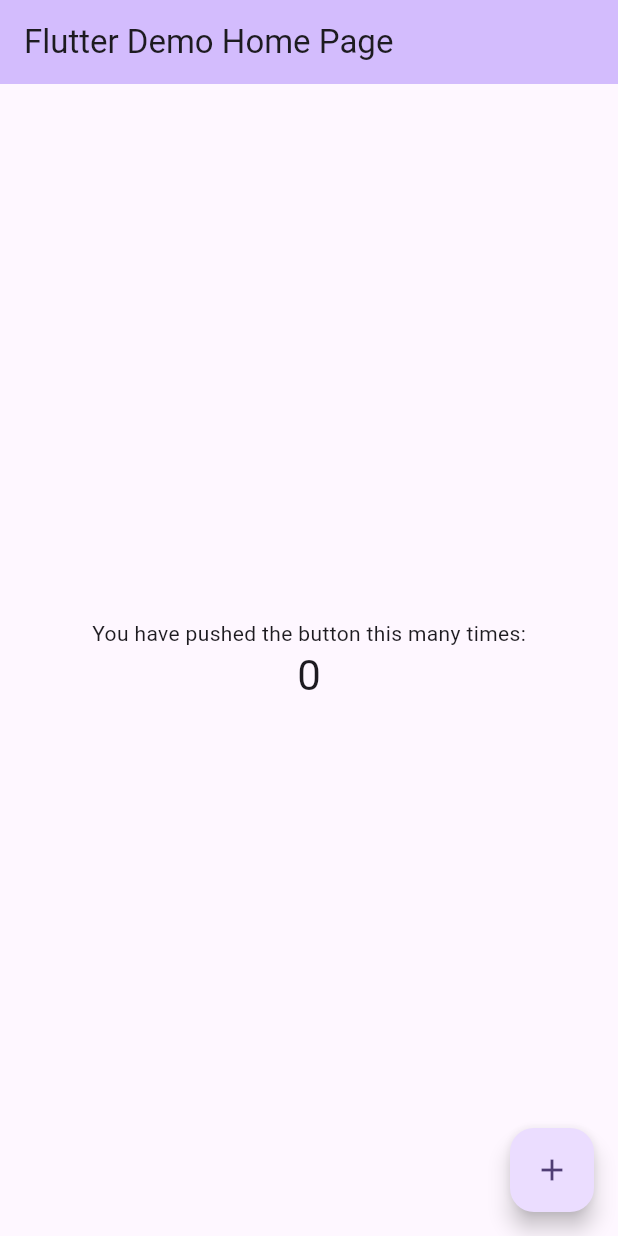
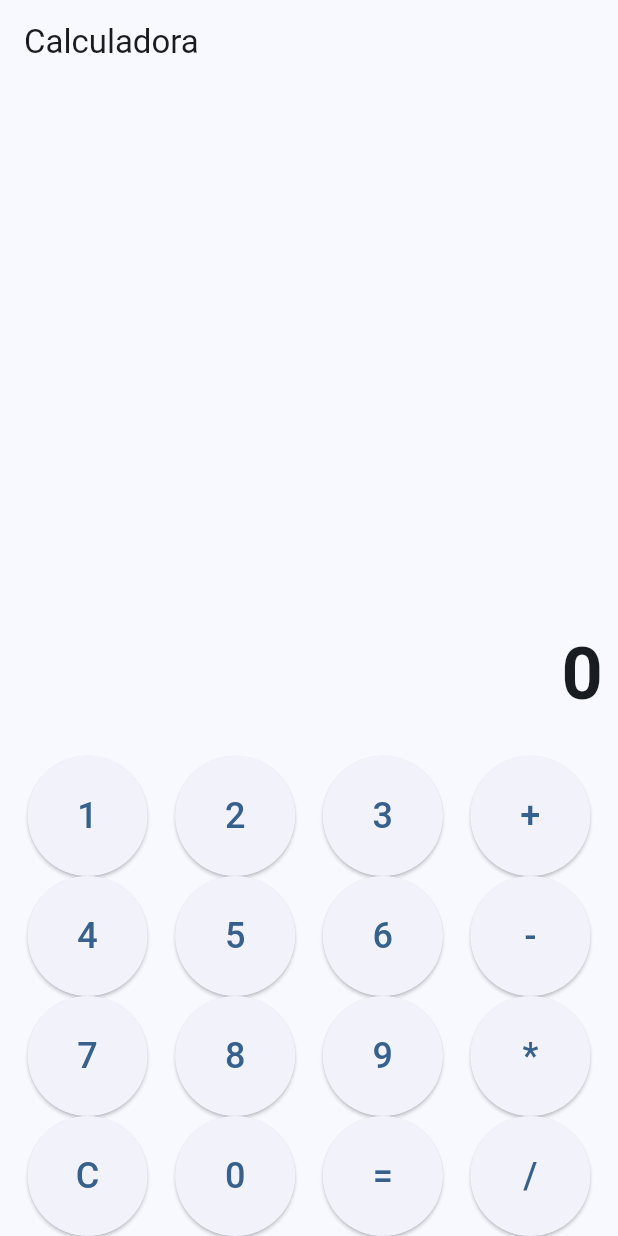
Before and after one commit to DaniGarcia4207/ProyectosFlutter, a Flutter app: the screen it shows after launch, on a phone screen of 412 x 824 dp. Run offline on Flutter 3.47's test engine with Material 3 defaults, Android fonts, the phone set to English and light mode, and no system bars.

Commit message:
calculadora

```diff
--- /dev/null
+++ b/calculadora/lib/calculator.dart
@@ -0,0 +1,110 @@
+import 'package:flutter/material.dart';
+
+class Calculator extends StatefulWidget {
+
+  const Calculator({super.key});
+
+  @override
+  State<Calculator> createState() =>  _CalculatorState();
+}
+
+class _CalculatorState extends State<Calculator> {
+  String _output = "0";
+  String _expression = "";
+
+  void _buttonPressed(String value) {
+    setState(() {
+      if (value == "C") {
+        _output = "0";
+        _expression = "";
+      } else if (value == "=") {
+        // Aquí puedes implementar la lógica para calcular el resultado
+        _output = _expression; // Simulación: mostrar la expresión
+        _expression = "";
+      } else {
+        if (_output == "0") {
+          _output = value;
+        } else {
+          _output += value;
+        }
+        _expression += value;
+      }
+    });
+  }
+
+  @override
+  Widget build(BuildContext context) {
+    return Scaffold(
+      appBar: AppBar(
+        title:  const Text('Calculadora'),
+      ),
+      body: Column(
+        mainAxisAlignment: MainAxisAlignment.end,
+        children: <Widget>[
+          Container(
+            padding:  const EdgeInsets.symmetric(horizontal: 10, vertical: 20),
+            alignment: Alignment.centerRight,
+            child: Text(
+              _expression,
+              style:  const TextStyle(fontSize: 24, fontWeight: FontWeight.bold),
+            ),
+          ),
+          Container(
+            padding:  const EdgeInsets.symmetric(horizontal: 10, vertical: 20),
+            alignment: Alignment.centerRight,
+            child: Text(
+              _output,
+              style:  const TextStyle(fontSize: 48, fontWeight: FontWeight.bold),
+            ),
+          ),
+          Row(
+            mainAxisAlignment: MainAxisAlignment.spaceEvenly,
+            children: <Widget>[
+              _buildButton("1"),
+              _buildButton("2"),
+              _buildButton("3"),
+              _buildButton("+"),
+            ],
+          ),
+          Row(
+            mainAxisAlignment: MainAxisAlignment.spaceEvenly,
+            children: <Widget>[
+              _buildButton("4"),
+              _buildButton("5"),
+              _buildButton("6"),
+              _buildButton("-"),
+            ],
+          ),
+          Row(
+            mainAxisAlignment: MainAxisAlignment.spaceEvenly,
+            children: <Widget>[
+              _buildButton("7"),
+              _buildButton("8"),
+              _buildButton("9"),
+              _buildButton("*"),
+            ],
+          ),
+          Row(
+            mainAxisAlignment: MainAxisAlignment.spaceEvenly,
+            children: <Widget>[
+              _buildButton("C"),
+              _buildButton("0"),
+              _buildButton("="),
+              _buildButton("/"),
+            ],
+          ),
+        ],
+      ),
+    );
+  }
+
+  Widget _buildButton(String value) {
+    return ElevatedButton(
+      onPressed: () => _buttonPressed(value),
+      style: ElevatedButton.styleFrom(
+        minimumSize:  const Size(80, 80),
+      ),
+      child:  Text(value,style:  const TextStyle(fontSize: 24),),
+    );
+  }
+}
--- a/calculadora/lib/main.dart
+++ b/calculadora/lib/main.dart
@@ -1,4 +1,6 @@
 import 'package:flutter/material.dart';
+import 'package:calculadora/calculator.dart';
+
 
 void main() {
   runApp(const MyApp());
@@ -11,115 +13,13 @@ class MyApp extends StatelessWidget {
   @override
   Widget build(BuildContext context) {
     return MaterialApp(
-      title: 'Flutter Demo',
+
+      debugShowCheckedModeBanner: false,
       theme: ThemeData(
-        // This is the theme of your application.
-        //
-        // TRY THIS: Try running your application with "flutter run". You'll see
-        // the application has a purple toolbar. Then, without quitting the app,
-        // try changing the seedColor in the colorScheme below to Colors.green
-        // and then invoke "hot reload" (save your changes or press the "hot
-        // reload" button in a Flutter-supported IDE, or press "r" if you used
-        // the command line to start the app).
-        //
-        // Notice that the counter didn't reset back to zero; the application
-        // state is not lost during the reload. To reset the state, use hot
-        // restart instead.
-        //
-        // This works for code too, not just values: Most code changes can be
-        // tested with just a hot reload.
-        colorScheme: ColorScheme.fromSeed(seedColor: Colors.deepPurple),
         useMaterial3: true,
+        colorSchemeSeed: Colors.blue
       ),
-      home: const MyHomePage(title: 'Flutter Demo Home Page'),
+       home: const Calculator(),
     );
-  }
+ }
 }
-
-class MyHomePage extends StatefulWidget {
-  const MyHomePage({super.key, required this.title});
-
-  // This widget is the home page of your application. It is stateful, meaning
-  // that it has a State object (defined below) that contains fields that affect
-  // how it looks.
-
-  // This class is the configuration for the state. It holds the values (in this
-  // case the title) provided by the parent (in this case the App widget) and
-  // used by the build method of the State. Fields in a Widget subclass are
-  // always marked "final".
-
-  final String title;
-
-  @override
-  State<MyHomePage> createState() => _MyHomePageState();
-}
-
-class _MyHomePageState extends State<MyHomePage> {
-  int _counter = 0;
-
-  void _incrementCounter() {
-    setState(() {
-      // This call to setState tells the Flutter framework that something has
-      // changed in this State, which causes it to rerun the build method below
-      // so that the display can reflect the updated values. If we changed
-      // _counter without calling setState(), then the build method would not be
-      // called again, and so nothing would appear to happen.
-      _counter++;
-    });
-  }
-
-  @override
-  Widget build(BuildContext context) {
-    // This method is rerun every time setState is called, for instance as done
-    // by the _incrementCounter method above.
-    //
-    // The Flutter framework has been optimized to make rerunning build methods
-    // fast, so that you can just rebuild anything that needs updating rather
-    // than having to individually change instances of widgets.
-    return Scaffold(
-      appBar: AppBar(
-        // TRY THIS: Try changing the color here to a specific color (to
-        // Colors.amber, perhaps?) and trigger a hot reload to see the AppBar
-        // change color while the other colors stay the same.
-        backgroundColor: Theme.of(context).colorScheme.inversePrimary,
-        // Here we take the value from the MyHomePage object that was created by
-        // the App.build method, and use it to set our appbar title.
-        title: Text(widget.title),
-      ),
-      body: Center(
-        // Center is a layout widget. It takes a single child and positions it
-        // in the middle of the parent.
-        child: Column(
-          // Column is also a layout widget. It takes a list of children and
-          // arranges them vertically. By default, it sizes itself to fit its
-          // children horizontally, and tries to be as tall as its parent.
-          //
-          // Column has various properties to control how it sizes itself and
-          // how it positions its children. Here we use mainAxisAlignment to
-          // center the children vertically; the main axis here is the vertical
-          // axis because Columns are vertical (the cross axis would be
-          // horizontal).
-          //
-          // TRY THIS: Invoke "debug painting" (choose the "Toggle Debug Paint"
-          // action in the IDE, or press "p" in the console), to see the
-          // wireframe for each widget.
-          mainAxisAlignment: MainAxisAlignment.center,
-          children: <Widget>[
-            const Text(
-              'You have pushed the button this many times:',
-            ),
-            Text(
-              '$_counter',
-              style: Theme.of(context).textTheme.headlineMedium,
-            ),
-          ],
-        ),
-      ),
-      floatingActionButton: FloatingActionButton(
-        onPressed: _incrementCounter,
-        tooltip: 'Increment',
-        child: const Icon(Icons.add),
-      ), // This trailing comma makes auto-formatting nicer for build methods.
-    );
-  }
-}
```
Also changed, not shown: calculadora/pubspec.yaml (+7 -7 lines), calculadora/pubspec.lock, 25 other files.
